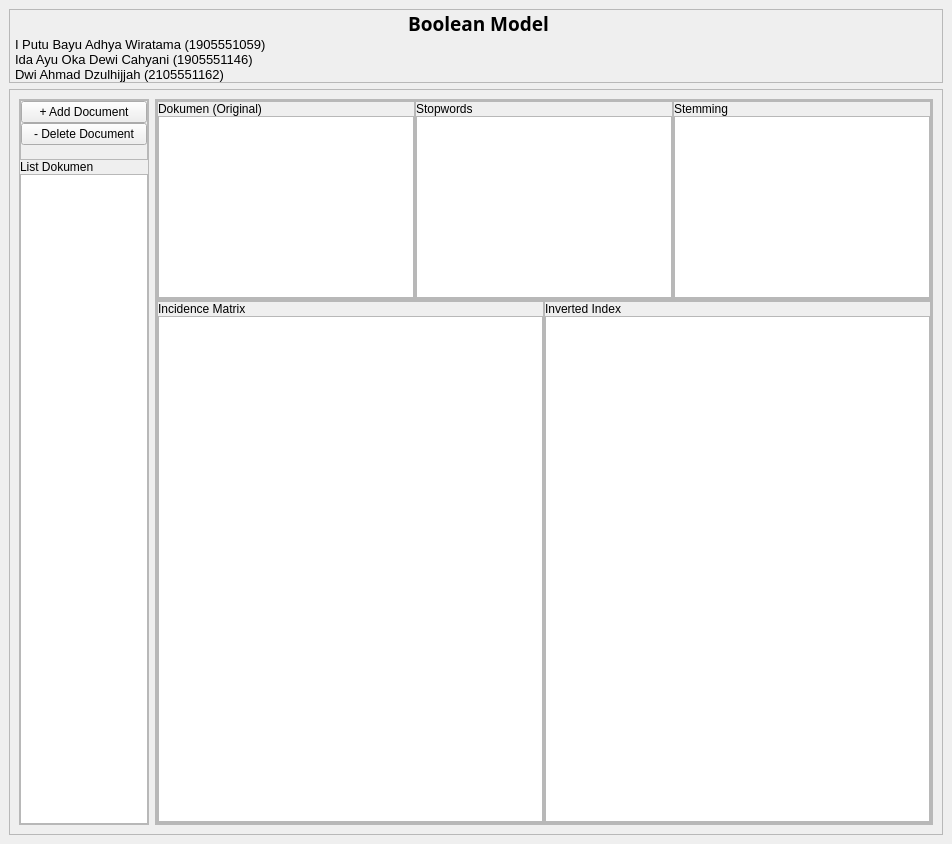
Qt form 1_Word Tokenize/wt_gui.ui (TamaWira/DIRDA) before a commit.
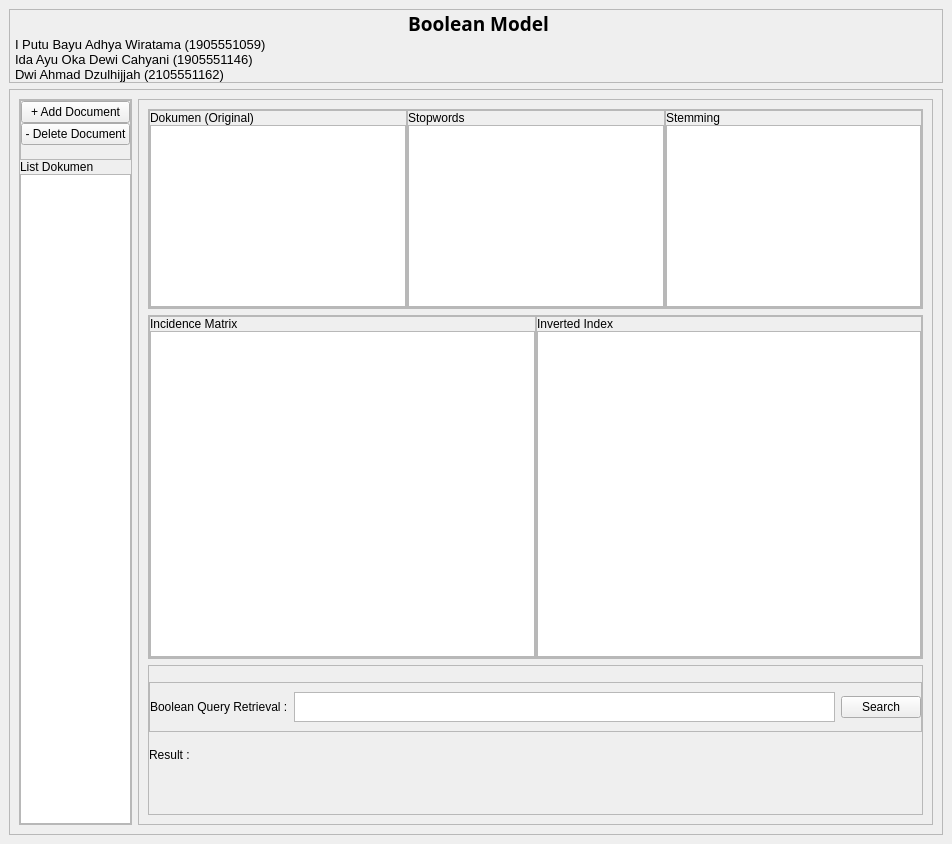
The same form after that commit.

```diff
--- a/1_Word Tokenize/wt_gui.ui
+++ b/1_Word Tokenize/wt_gui.ui
@@ -244,22 +244,7 @@
          <property name="frameShadow">
           <enum>QFrame::Raised</enum>
          </property>
-         <layout class="QVBoxLayout" name="verticalLayout_5">
-          <property name="spacing">
-           <number>0</number>
-          </property>
-          <property name="leftMargin">
-           <number>0</number>
-          </property>
-          <property name="topMargin">
-           <number>0</number>
-          </property>
-          <property name="rightMargin">
-           <number>0</number>
-          </property>
-          <property name="bottomMargin">
-           <number>0</number>
-          </property>
+         <layout class="QVBoxLayout" name="verticalLayout_11">
           <item>
            <widget class="QFrame" name="frameProses">
             <property name="maximumSize">
@@ -505,7 +490,13 @@
               </widget>
              </item>
              <item>
-              <widget class="QFrame" name="frame_7">
+              <widget class="QFrame" name="frameInverted">
+               <property name="maximumSize">
+                <size>
+                 <width>500</width>
+                 <height>16777215</height>
+                </size>
+               </property>
                <property name="frameShape">
                 <enum>QFrame::StyledPanel</enum>
                </property>
@@ -544,6 +535,109 @@
             </layout>
            </widget>
           </item>
+          <item>
+           <widget class="QFrame" name="frameBoolean">
+            <property name="maximumSize">
+             <size>
+              <width>16777215</width>
+              <height>150</height>
+             </size>
+            </property>
+            <property name="frameShape">
+             <enum>QFrame::StyledPanel</enum>
+            </property>
+            <property name="frameShadow">
+             <enum>QFrame::Raised</enum>
+            </property>
+            <layout class="QVBoxLayout" name="verticalLayout_5">
+             <property name="spacing">
+              <number>0</number>
+             </property>
+             <property name="leftMargin">
+              <number>0</number>
+             </property>
+             <property name="topMargin">
+              <number>0</number>
+             </property>
+             <property name="rightMargin">
+              <number>0</number>
+             </property>
+             <property name="bottomMargin">
+              <number>0</number>
+             </property>
+             <item>
+              <widget class="QFrame" name="frameQuery">
+               <property name="maximumSize">
+                <size>
+                 <width>16777215</width>
+                 <height>50</height>
+                </size>
+               </property>
+               <property name="frameShape">
+                <enum>QFrame::StyledPanel</enum>
+               </property>
+               <property name="frameShadow">
+                <enum>QFrame::Raised</enum>
+               </property>
+               <layout class="QHBoxLayout" name="horizontalLayout_4">
+                <property name="leftMargin">
+                 <number>0</number>
+                </property>
+                <property name="topMargin">
+                 <number>0</number>
+                </property>
+                <property name="rightMargin">
+                 <number>0</number>
+                </property>
+                <property name="bottomMargin">
+                 <number>0</number>
+                </property>
+                <item>
+                 <widget class="QLabel" name="label_8">
+                  <property name="text">
+                   <string>Boolean Query Retrieval :</string>
+                  </property>
+                 </widget>
+                </item>
+                <item>
+                 <widget class="QTextEdit" name="textEdit">
+                  <property name="maximumSize">
+                   <size>
+                    <width>16777215</width>
+                    <height>30</height>
+                   </size>
+                  </property>
+                 </widget>
+                </item>
+                <item>
+                 <widget class="QPushButton" name="btnSearch">
+                  <property name="text">
+                   <string>Search</string>
+                  </property>
+                 </widget>
+                </item>
+               </layout>
+              </widget>
+             </item>
+             <item>
+              <widget class="QLabel" name="resultBooleanModel">
+               <property name="maximumSize">
+                <size>
+                 <width>16777215</width>
+                 <height>50</height>
+                </size>
+               </property>
+               <property name="text">
+                <string>Result :</string>
+               </property>
+               <property name="alignment">
+                <set>Qt::AlignLeading|Qt::AlignLeft|Qt::AlignTop</set>
+               </property>
+              </widget>
+             </item>
+            </layout>
+           </widget>
+          </item>
          </layout>
         </widget>
        </item>
```
Left out of the diff: 2 changed lines with no effect on the pictures.
